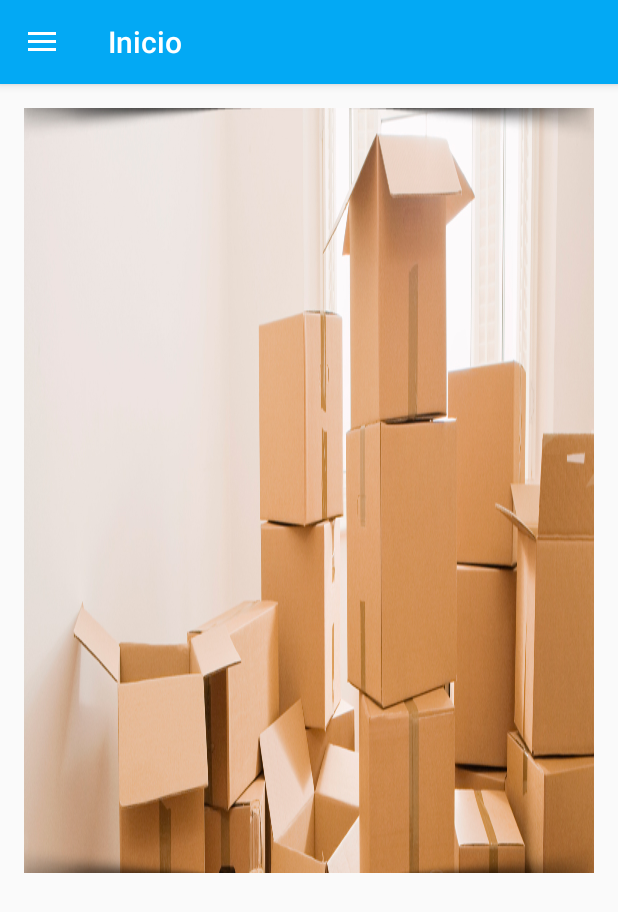
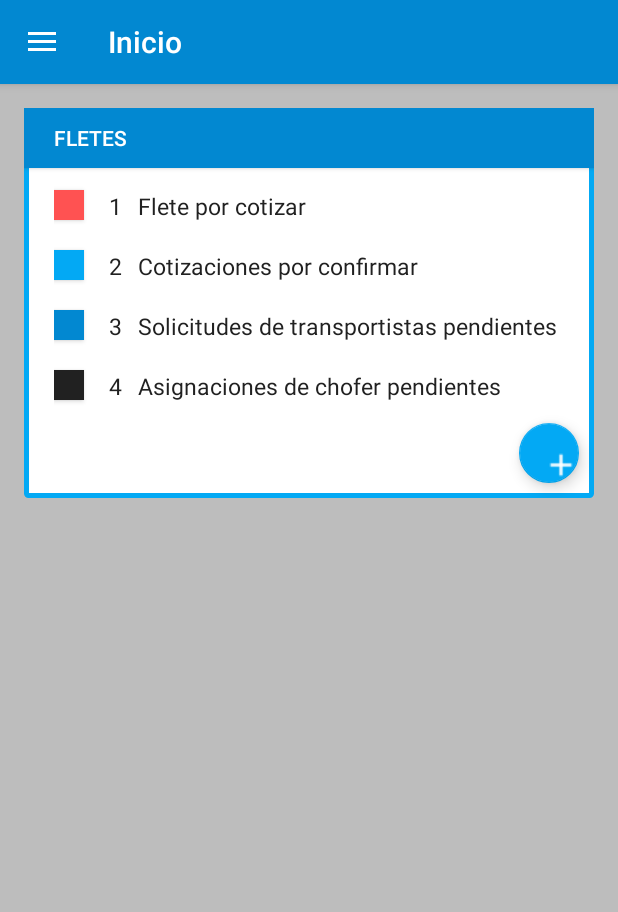
Before and after one commit to Saurett/CHAOL, an Android app: the NavigationDrawerActivity screen opened directly, with no data from a screen before it, on a phone screen of 412 x 824 dp. Shown: the top 912 px of the screen. Run offline under Robolectric (Android 15) with nearby library versions, the phone set to English and light mode, and no system bars.

Commit message:
Android > Versión 1.0.6
- Se crea fragmento del panel inicial junto con su diseño

```diff
--- a/movil/android/Chaol/app/src/main/java/com/indev/chaol/MainActivity.java
+++ b/movil/android/Chaol/app/src/main/java/com/indev/chaol/MainActivity.java
@@ -1,6 +1,7 @@
 package com.indev.chaol;
 
 import android.content.Intent;
+import android.content.pm.ActivityInfo;
 import android.graphics.Paint;
 import android.os.Bundle;
 import android.support.v7.app.AppCompatActivity;
@@ -17,6 +18,7 @@ public class MainActivity extends AppCompatActivity implements View.OnClickListe
     protected void onCreate(Bundle savedInstanceState) {
         super.onCreate(savedInstanceState);
         setContentView(R.layout.activity_main);
+        setRequestedOrientation(ActivityInfo.SCREEN_ORIENTATION_USER_PORTRAIT);
 
         //Se inicializan los compotentes a utilizar
         btnLogin = (Button) findViewById(R.id.btn_login);
@@ -33,7 +35,6 @@ public class MainActivity extends AppCompatActivity implements View.OnClickListe
     @Override
     public void onClick(View view) {
 
-        //View.OnClickListenerView.OnClickListener
         int id = view.getId();
 
         switch (id) {
--- a/movil/android/Chaol/app/src/main/java/com/indev/chaol/NavigationDrawerActivity.java
+++ b/movil/android/Chaol/app/src/main/java/com/indev/chaol/NavigationDrawerActivity.java
@@ -2,6 +2,8 @@ package com.indev.chaol;
 
 import android.os.Bundle;
 import android.support.design.widget.NavigationView;
+import android.support.v4.app.FragmentManager;
+import android.support.v4.app.FragmentTransaction;
 import android.support.v4.view.GravityCompat;
 import android.support.v4.widget.DrawerLayout;
 import android.support.v7.app.ActionBarDrawerToggle;
@@ -11,6 +13,9 @@ import android.text.SpannableString;
 import android.text.style.TextAppearanceSpan;
 import android.view.Menu;
 import android.view.MenuItem;
+
+import com.indev.chaol.fragments.MainPanelFragment;
+import com.indev.chaol.utils.Constans;
 
 public class NavigationDrawerActivity extends AppCompatActivity
         implements NavigationView.OnNavigationItemSelectedListener {
@@ -51,6 +56,12 @@ public class NavigationDrawerActivity extends AppCompatActivity
         setMenuTitleColor(menu, R.id.menu_title_cuentas);
 
         navigationView.setNavigationItemSelectedListener(this);
+
+        FragmentManager fragmentManager = getSupportFragmentManager();
+
+        FragmentTransaction mainFragment = fragmentManager.beginTransaction();
+        mainFragment.add(R.id.fragment_main_container, new MainPanelFragment(), Constans.FRAGMENT_MAIN_PANEL);
+        mainFragment.commit();
     }
 
     @Override
--- /dev/null
+++ b/movil/android/Chaol/app/src/main/java/com/indev/chaol/fragments/MainPanelFragment.java
@@ -0,0 +1,49 @@
+package com.indev.chaol.fragments;
+
+import android.content.Context;
+import android.os.Bundle;
+import android.support.v4.app.Fragment;
+import android.view.LayoutInflater;
+import android.view.View;
+import android.view.ViewGroup;
+
+import com.indev.chaol.R;
+
+
+/**
+ * Created by saurett on 24/02/2017.
+ */
+
+public class MainPanelFragment extends Fragment {
+
+    @Override
+    public View onCreateView(LayoutInflater inflater, ViewGroup container, Bundle savedInstanceState) {
+
+        View view = inflater.inflate(R.layout.fragment_main_panel, container, false);
+
+        /*
+        FragmentManager fragmentManager = getActivity().getSupportFragmentManager();
+
+        FragmentTransaction mainFragment = fragmentManager.beginTransaction();
+        mainFragment.add(R.id.fragment_main_container, new MainPanelFragment(), Constans.FRAGMENT_MAIN_PANEL);
+        mainFragment.commit();
+        */
+
+        return view;
+    }
+
+    @Override
+    public void onCreate(Bundle savedInstanceState) {
+        super.onCreate(savedInstanceState);
+    }
+
+    @Override
+    public void onAttach(Context context) {
+        super.onAttach(context);
+        try {
+
+        } catch (ClassCastException e) {
+            throw new ClassCastException(getActivity().toString() + "debe implementar");
+        }
+    }
+}
--- /dev/null
+++ b/movil/android/Chaol/app/src/main/java/com/indev/chaol/utils/Constans.java
@@ -0,0 +1,12 @@
+package com.indev.chaol.utils;
+
+/**
+ * Created by saurett on 24/02/2017.
+ */
+
+public final class Constans {
+
+    //region FRAGMENT TAGS
+    public static final String FRAGMENT_MAIN_PANEL = "fragment_main_panel";
+    //endregion
+}
--- /dev/null
+++ b/movil/android/Chaol/app/src/main/res/drawable/border_panel.xml
@@ -0,0 +1,15 @@
+<?xml version="1.0" encoding="utf-8"?>
+<shape xmlns:android="http://schemas.android.com/apk/res/android"
+    android:thickness="10dp"
+    android:shape="rectangle">
+    <stroke
+        android:width="3dp"
+        android:color="@color/colorBorder"/>
+    <corners android:radius="1dp" />
+    <gradient
+        android:startColor="@color/colorIcons"
+        android:centerColor="@color/colorIcons"
+        android:endColor="@color/colorIcons"
+        android:type="linear"
+        android:angle="270"/>
+</shape>
--- /dev/null
+++ b/movil/android/Chaol/app/src/main/res/drawable/border_panel_title.xml
@@ -0,0 +1,16 @@
+<?xml version="1.0" encoding="utf-8"?>
+<shape xmlns:android="http://schemas.android.com/apk/res/android"
+    android:thickness="10dp"
+    android:shape="rectangle">
+    <stroke
+        android:width="3dp"
+        android:color="@color/colorBorder"/>
+    <corners android:radius="1dp" />
+    <gradient
+        android:startColor="@color/colorPrimaryDark"
+        android:centerColor="@color/colorPrimaryDark"
+        android:endColor="@color/colorPrimaryDark"
+        android:type="linear"
+        android:angle="270"/>
+    <item android:left="5dp" android:right="5dp" android:top="105dp" android:bottom="5dp"/>
+</shape>
--- a/movil/android/Chaol/app/src/main/res/layout/content_navigation_drawer.xml
+++ b/movil/android/Chaol/app/src/main/res/layout/content_navigation_drawer.xml
@@ -4,6 +4,7 @@
     xmlns:tools="http://schemas.android.com/tools"
     android:id="@+id/content_navigation_drawer"
     android:layout_width="match_parent"
+    android:background="@color/colorDivider"
     android:layout_height="match_parent"
     android:paddingBottom="@dimen/activity_vertical_margin"
     android:paddingLeft="@dimen/activity_horizontal_margin"
@@ -13,12 +14,11 @@
     tools:context="com.indev.chaol.NavigationDrawerActivity"
     tools:showIn="@layout/app_bar_navigation_drawer">
 
-    <LinearLayout
-        android:layout_width="wrap_content"
-        android:layout_height="wrap_content"
-        android:background="@drawable/fletes"
-        >
-
-    </LinearLayout>
+    <FrameLayout
+        android:id="@+id/fragment_main_container"
+        android:layout_width="match_parent"
+        android:layout_height="match_parent"
+        android:background="@null"
+        android:layout_centerInParent="true"></FrameLayout>
 
 </RelativeLayout>
--- /dev/null
+++ b/movil/android/Chaol/app/src/main/res/layout/fragment_main_panel.xml
@@ -0,0 +1,183 @@
+<?xml version="1.0" encoding="utf-8"?>
+<FrameLayout xmlns:android="http://schemas.android.com/apk/res/android"
+    xmlns:app="http://schemas.android.com/apk/res-auto"
+    android:layout_width="match_parent"
+    android:layout_height="wrap_content"
+    android:background="@null"
+    android:orientation="vertical">
+
+    <LinearLayout
+        android:layout_width="match_parent"
+        android:layout_height="match_parent"
+        android:background="@drawable/border_panel"
+        android:orientation="vertical">
+
+        <Button
+            android:layout_width="match_parent"
+            android:layout_height="40dp"
+            android:background="@color/colorPrimaryDark"
+            android:paddingStart="20dp"
+            android:text="FLETES"
+            android:textAlignment="textStart"
+            android:textColor="@color/colorIcons"
+            android:id="@+id/button" />
+
+        <LinearLayout
+            android:layout_width="match_parent"
+            android:layout_height="30dp"
+            android:layout_marginTop="10dp"
+            android:paddingLeft="20dp">
+
+            <Button
+                android:id="@+id/btn_item_1"
+                android:layout_width="20dp"
+                android:layout_height="20dp"
+                android:layout_gravity="center"
+                android:layout_marginRight="5dp"
+                android:background="@color/colorAccent" />
+
+            <TextView
+                android:layout_width="20dp"
+                android:layout_height="20dp"
+                android:layout_gravity="center"
+                android:layout_marginLeft="5dp"
+                android:text="1"
+                android:textAlignment="center"
+                android:textColor="@color/colorPrimaryText"
+                android:textSize="15sp" />
+
+            <TextView
+                android:id="@+id/textView2"
+                android:layout_width="match_parent"
+                android:layout_height="20dp"
+                android:layout_gravity="center"
+                android:layout_marginLeft="5dp"
+                android:text="Flete por cotizar"
+                android:textColor="@color/colorPrimaryText"
+                android:textSize="15sp" />
+
+
+        </LinearLayout>
+
+        <LinearLayout
+            android:layout_width="match_parent"
+            android:layout_height="30dp"
+            android:layout_marginTop="10dp"
+            android:paddingLeft="20dp">
+
+            <Button
+                android:id="@+id/btn_item_2"
+                android:layout_width="20dp"
+                android:layout_height="20dp"
+                android:layout_gravity="center"
+                android:layout_marginRight="5dp"
+                android:background="@color/colorPrimary" />
+
+            <TextView
+                android:layout_width="20dp"
+                android:layout_height="20dp"
+                android:layout_gravity="center"
+                android:layout_marginLeft="5dp"
+                android:text="2"
+                android:textAlignment="center"
+                android:textColor="@color/colorPrimaryText"
+                android:textSize="15sp" />
+
+            <TextView
+                android:layout_width="match_parent"
+                android:layout_height="20dp"
+                android:layout_gravity="center"
+                android:layout_marginLeft="5dp"
+                android:text="Cotizaciones por confirmar"
+                android:textColor="@color/colorPrimaryText"
+                android:textSize="15sp" />
+
+
+        </LinearLayout>
+
+        <LinearLayout
+            android:layout_width="match_parent"
+            android:layout_height="30dp"
+            android:layout_marginTop="10dp"
+            android:paddingLeft="20dp">
+
+            <Button
+                android:id="@+id/btn_item_3"
+                android:layout_width="20dp"
+                android:layout_height="20dp"
+                android:layout_gravity="center"
+                android:layout_marginRight="5dp"
+                android:background="@color/colorPrimaryDark" />
+
+            <TextView
+                android:layout_width="20dp"
+                android:layout_height="20dp"
+                android:layout_gravity="center"
+                android:layout_marginLeft="5dp"
+                android:text="3"
+                android:textAlignment="center"
+                android:textColor="@color/colorPrimaryText"
+                android:textSize="15sp" />
+
+            <TextView
+                android:layout_width="match_parent"
+                android:layout_height="20dp"
+                android:layout_gravity="center"
+                android:layout_marginLeft="5dp"
+                android:text="Solicitudes de transportistas pendientes"
+                android:textColor="@color/colorPrimaryText"
+                android:textSize="15sp" />
+
+
+        </LinearLayout>
+
+        <LinearLayout
+            android:layout_width="match_parent"
+            android:layout_height="30dp"
+            android:layout_marginTop="10dp"
+            android:paddingLeft="20dp">
+
+            <Button
+                android:id="@+id/btn_item_4"
+                android:layout_width="20dp"
+                android:layout_height="20dp"
+                android:layout_gravity="center"
+                android:layout_marginRight="5dp"
+                android:background="@color/colorPrimaryText" />
+
+            <TextView
+                android:layout_width="20dp"
+                android:layout_height="20dp"
+                android:layout_gravity="center"
+                android:layout_marginLeft="5dp"
+                android:text="4"
+                android:textAlignment="center"
+                android:textColor="@color/colorPrimaryText"
+                android:textSize="15sp" />
+
+            <TextView
+                android:layout_width="match_parent"
+                android:layout_height="20dp"
+                android:layout_gravity="center"
+                android:layout_marginLeft="5dp"
+                android:text="Asignaciones de chofer pendientes"
+                android:textColor="@color/colorPrimaryText"
+                android:textSize="15sp" />
+
+        </LinearLayout>
+
+        <android.support.design.widget.FloatingActionButton
+            android:id="@+id/floatingActionButton2"
+            android:layout_width="40dp"
+            android:layout_height="40dp"
+            android:layout_gravity="end|bottom"
+            android:layout_marginBottom="10dp"
+            android:layout_marginRight="10dp"
+            android:layout_marginTop="10dp"
+            android:scaleType="center"
+            android:src="@mipmap/ic_add_white_18dp"
+            app:backgroundTint="@color/colorPrimary" />
+
+    </LinearLayout>
+
+</FrameLayout>
--- a/movil/android/Chaol/app/src/main/res/values/colors.xml
+++ b/movil/android/Chaol/app/src/main/res/values/colors.xml
@@ -11,4 +11,5 @@
     <color name="colorIcons">#FFFFFF</color>
     <color name="colorDivider">#BDBDBD</color>
     <color name="colorSecondaryDivider">#5D4037</color>
+    <color name="colorBorder">#03A9F4</color>
 </resources>
--- a/movil/android/Chaol/app/src/main/res/values/styles.xml
+++ b/movil/android/Chaol/app/src/main/res/values/styles.xml
@@ -3,7 +3,7 @@
     <!-- Base application theme. -->
     <style name="AppTheme" parent="Theme.AppCompat.Light.DarkActionBar">
         <!-- Customize your theme here. -->
-        <item name="colorPrimary">@color/colorPrimary</item>
+        <item name="colorPrimary">@color/colorPrimaryDark</item>
         <item name="colorPrimaryDark">@color/colorPrimaryDark</item>
         <item name="colorAccent">@color/colorAccent</item>
     </style>
```
Also changed, not shown: movil/android/Chaol/app/src/main/res/mipmap-hdpi/ic_add_white_18dp.png (added), movil/android/Chaol/app/src/main/res/mipmap-hdpi/ic_add_white_48dp.png (added), movil/android/Chaol/app/src/main/res/mipmap-mdpi/ic_add_white_18dp.png (added), movil/android/Chaol/app/src/main/res/mipmap-mdpi/ic_add_white_48dp.png (added), movil/android/Chaol/app/src/main/res/mipmap-xhdpi/ic_add_white_18dp.png (added), movil/android/Chaol/app/src/main/res/mipmap-xhdpi/ic_add_white_48dp.png (added), movil/android/Chaol/app/src/main/res/mipmap-xxhdpi/ic_add_white_18dp.png (added), movil/android/Chaol/app/src/main/res/mipmap-xxhdpi/ic_add_white_48dp.png (added), movil/android/Chaol/app/src/main/res/mipmap-xxxhdpi/ic_add_white_18dp.png (added), movil/android/Chaol/app/src/main/res/mipmap-xxxhdpi/ic_add_white_48dp.png (added).
